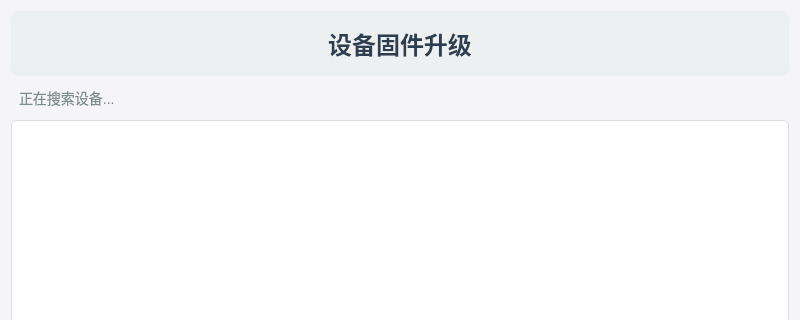
Before: the Qt Designer form uiClass/SearchUpgrade/searchupgrade.ui in MenShengFa-DaCai/Qtclient, drawn with Qt 5; both pictures show x 0 to 800 and y 0 to 320 of the 800 by 600 pixel window.
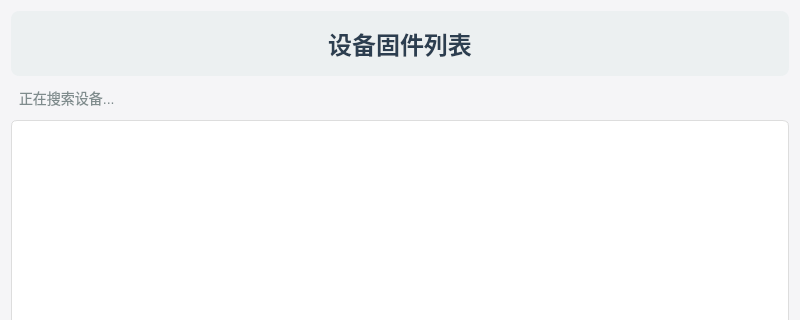
After: the same form once the commit is applied.

Commit message: 1.初步调整tcp链接映射表，准备传递至链接与升级窗口 2.创建链接与升级窗口

The edit to the form file:
```diff
--- a/uiClass/SearchUpgrade/searchupgrade.ui
+++ b/uiClass/SearchUpgrade/searchupgrade.ui
@@ -28,12 +28,6 @@
         <layout class="QVBoxLayout" name="verticalLayout">
             <item>
                 <widget class="QLabel" name="labelTitle">
-                    <property name="text">
-                        <string>设备固件升级</string>
-                    </property>
-                    <property name="alignment">
-                        <set>Qt::AlignCenter</set>
-                    </property>
                     <property name="styleSheet">
                         <string notr="true">QLabel {
                             font-size: 24px;
@@ -44,6 +38,12 @@
                             border-radius: 8px;
                             }</string>
                     </property>
+     <property name="text">
+      <string>设备固件列表</string>
+     </property>
+     <property name="alignment">
+      <set>Qt::AlignmentFlag::AlignCenter</set>
+     </property>
                 </widget>
             </item>
             <item>
```
Left out of the diff: 22 changed lines with no effect on the pictures. Lines whose indentation alone changed are shown as unchanged. The commit also changes 6 other files.
